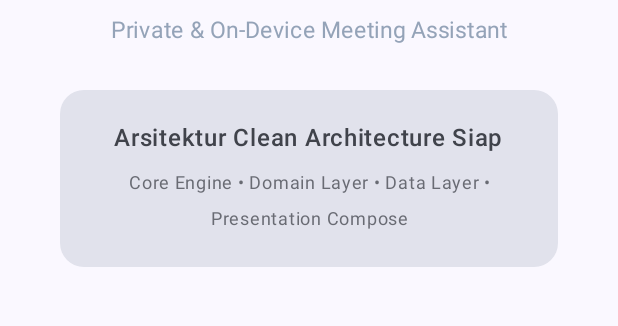
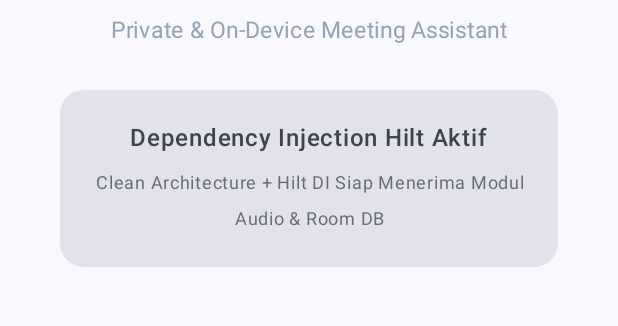
Before and after one commit to xinnxz/catet-ai, an Android app built with Jetpack Compose: the screen it shows after launch (MainActivity), on a phone screen of 412 x 824 dp, the part 556-882 px from its top. Run offline under Robolectric (Android 15) with nearby library versions, the phone set to English and light mode, and no system bars; our stand-ins replace Dagger/Hilt's generated code.

Commit message:
chore: setup Hilt dependency injection with KSP and inject sample ViewModel

```diff
--- a/app/src/main/AndroidManifest.xml
+++ b/app/src/main/AndroidManifest.xml
@@ -8,6 +8,7 @@
     <uses-permission android:name="android.permission.WAKE_LOCK" />
 
     <application
+        android:name=".CatetAiApp"
         android:allowBackup="false"
         android:dataExtractionRules="@xml/data_extraction_rules"
         android:fullBackupContent="@xml/backup_rules"
--- /dev/null
+++ b/app/src/main/java/com/catetai/app/CatetAiApp.kt
@@ -0,0 +1,7 @@
+package com.catetai.app
+
+import android.app.Application
+import dagger.hilt.android.HiltAndroidApp
+
+@HiltAndroidApp
+class CatetAiApp : Application()
--- a/app/src/main/java/com/catetai/app/presentation/MainActivity.kt
+++ b/app/src/main/java/com/catetai/app/presentation/MainActivity.kt
@@ -18,6 +18,8 @@ import androidx.compose.material3.Scaffold
 import androidx.compose.material3.Surface
 import androidx.compose.material3.Text
 import androidx.compose.runtime.Composable
+import androidx.compose.runtime.collectAsState
+import androidx.compose.runtime.getValue
 import androidx.compose.ui.Alignment
 import androidx.compose.ui.Modifier
 import androidx.compose.ui.draw.clip
@@ -26,11 +28,14 @@ import androidx.compose.ui.text.font.FontWeight
 import androidx.compose.ui.text.style.TextAlign
 import androidx.compose.ui.unit.dp
 import androidx.compose.ui.unit.sp
+import androidx.hilt.navigation.compose.hiltViewModel
 import com.catetai.app.R
 import com.catetai.app.presentation.theme.CatetAITheme
 import com.catetai.app.presentation.theme.PrimaryIndigo
 import com.catetai.app.presentation.theme.TextSecondary
+import dagger.hilt.android.AndroidEntryPoint
 
+@AndroidEntryPoint
 class MainActivity : ComponentActivity() {
     override fun onCreate(savedInstanceState: Bundle?) {
         super.onCreate(savedInstanceState)
@@ -50,7 +55,12 @@ class MainActivity : ComponentActivity() {
 }
 
 @Composable
-fun CatetAiEntryScreen(modifier: Modifier = Modifier) {
+fun CatetAiEntryScreen(
+    modifier: Modifier = Modifier,
+    viewModel: MainViewModel = hiltViewModel()
+) {
+    val uiState by viewModel.uiState.collectAsState()
+
     Surface(
         modifier = modifier,
         color = MaterialTheme.colorScheme.background
@@ -107,14 +117,14 @@ fun CatetAiEntryScreen(modifier: Modifier = Modifier) {
                     horizontalAlignment = Alignment.CenterHorizontally
                 ) {
                     Text(
-                        text = "Arsitektur Clean Architecture Siap",
+                        text = uiState.statusText,
                         fontWeight = FontWeight.SemiBold,
                         fontSize = 16.sp,
                         color = MaterialTheme.colorScheme.onSurfaceVariant
                     )
                     Spacer(modifier = Modifier.height(6.dp))
                     Text(
-                        text = "Core Engine • Domain Layer • Data Layer • Presentation Compose",
+                        text = "Clean Architecture + Hilt DI Siap Menerima Modul Audio & Room DB",
                         fontSize = 12.sp,
                         color = MaterialTheme.colorScheme.onSurfaceVariant.copy(alpha = 0.75f),
                         textAlign = TextAlign.Center
--- /dev/null
+++ b/app/src/main/java/com/catetai/app/presentation/MainViewModel.kt
@@ -0,0 +1,20 @@
+package com.catetai.app.presentation
+
+import androidx.lifecycle.ViewModel
+import dagger.hilt.android.lifecycle.HiltViewModel
+import kotlinx.coroutines.flow.MutableStateFlow
+import kotlinx.coroutines.flow.StateFlow
+import kotlinx.coroutines.flow.asStateFlow
+import javax.inject.Inject
+
+data class MainUiState(
+    val title: String = "Catet AI",
+    val statusText: String = "Dependency Injection Hilt Aktif",
+    val isReady: Boolean = true
+)
+
+@HiltViewModel
+class MainViewModel @Inject constructor() : ViewModel() {
+    private val _uiState = MutableStateFlow(MainUiState())
+    val uiState: StateFlow<MainUiState> = _uiState.asStateFlow()
+}
--- a/build.gradle.kts
+++ b/build.gradle.kts
@@ -2,4 +2,6 @@ plugins {
     alias(libs.plugins.android.application) apply false
     alias(libs.plugins.kotlin.android) apply false
     alias(libs.plugins.kotlin.compose) apply false
+    alias(libs.plugins.hilt.android) apply false
+    alias(libs.plugins.ksp) apply false
 }
```
Also changed, not shown: app/build.gradle.kts (+7 -0 lines), gradle/libs.versions.toml (+10 -0 lines).
